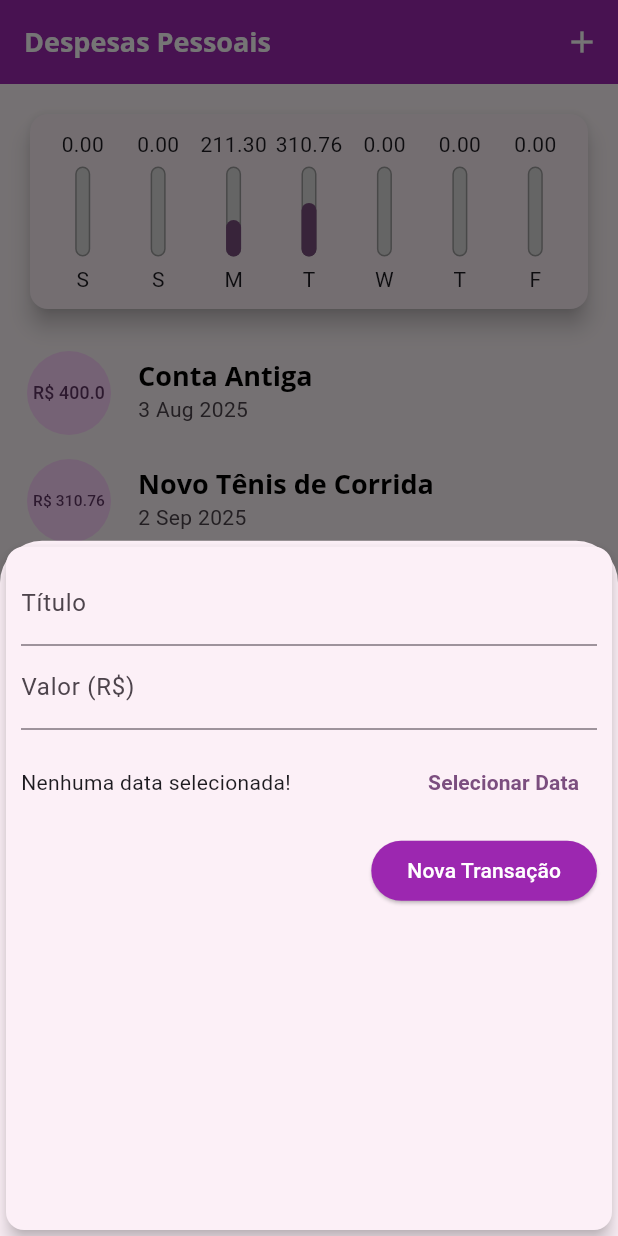
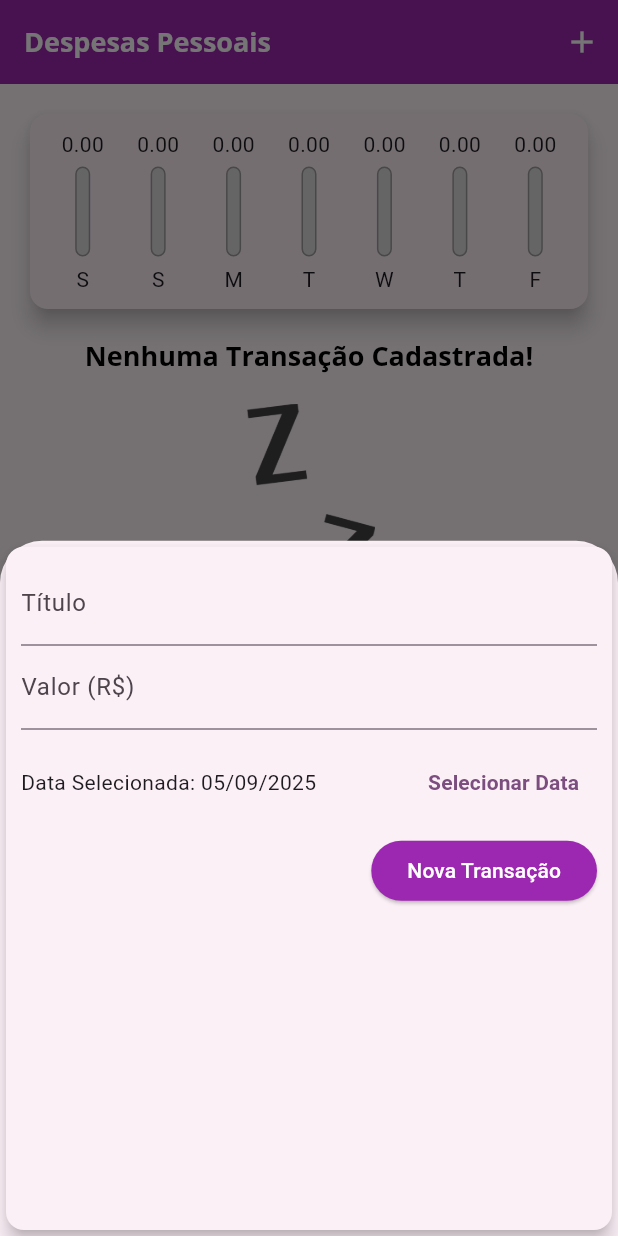
Before and after one commit to jSantini/curso_flutter, a Flutter app: the screen it shows after launch, after a tap on the "add" icon, on a phone screen of 412 x 824 dp. Run offline on Flutter 3.47's test engine with Material 3 defaults, Android fonts, the phone set to English and light mode, and no system bars.

Commit message:
add date in transaction form logic

```diff
--- a/modulo_3/expenses/lib/components/chart.dart
+++ b/modulo_3/expenses/lib/components/chart.dart
@@ -49,7 +49,9 @@ class Chart extends StatelessWidget {
               child: ChartBar(
                 tr["day"].toString(),
                 double.tryParse(tr['value'].toString()) ?? 0.0,
-                (tr['value'] as double) / _weekTotalValue,
+                _weekTotalValue == 0
+                    ? 0
+                    : (tr['value'] as double) / _weekTotalValue,
               ),
             );
           }).toList(),
--- a/modulo_3/expenses/lib/components/transaction_form.dart
+++ b/modulo_3/expenses/lib/components/transaction_form.dart
@@ -2,7 +2,7 @@ import 'package:flutter/material.dart';
 import 'package:intl/intl.dart';
 
 class TransactionForm extends StatefulWidget {
-  final void Function(String, double) onSubmit;
+  final void Function(String, double, DateTime) onSubmit;
 
   const TransactionForm(this.onSubmit, {super.key});
 
@@ -14,7 +14,7 @@ class _TransactionFormState extends State<TransactionForm> {
   final _titleController = TextEditingController();
   final _valueController = TextEditingController();
 
-  DateTime? _selectedDate;
+  DateTime _selectedDate = DateTime.now();
 
   _submitForm() {
     final title = _titleController.text;
@@ -24,7 +24,7 @@ class _TransactionFormState extends State<TransactionForm> {
       return;
     }
 
-    widget.onSubmit(title, value);
+    widget.onSubmit(title, value, _selectedDate);
   }
 
   _showDatePicker() {
--- a/modulo_3/expenses/lib/components/transaction_list.dart
+++ b/modulo_3/expenses/lib/components/transaction_list.dart
@@ -5,11 +5,11 @@ import 'package:intl/intl.dart';
 class TransactionList extends StatelessWidget {
   final List<Transaction> transactions;
 
-  const TransactionList(this.transactions);
+  const TransactionList(this.transactions, {super.key});
 
   @override
   Widget build(BuildContext context) {
-    return Container(
+    return SizedBox(
       height: 300,
       child: transactions.isEmpty
           ? Column(
@@ -19,8 +19,8 @@ class TransactionList extends StatelessWidget {
                   style: Theme.of(context).textTheme.titleLarge,
                 ),
                 SizedBox(height: 20),
-                Container(
-                  height: 300,
+                SizedBox(
+                  height: 200,
                   child: Image.asset(
                     './assets/images/waiting.png',
                     fit: BoxFit.cover,
--- a/modulo_3/expenses/lib/main.dart
+++ b/modulo_3/expenses/lib/main.dart
@@ -57,26 +57,7 @@ class MyHomePage extends StatefulWidget {
 }
 
 class _MyHomePageState extends State<MyHomePage> {
-  final List<Transaction> _transactions = [
-    Transaction(
-      id: 't0',
-      title: 'Conta Antiga',
-      value: 400.00,
-      date: DateTime.now().subtract(Duration(days: 33)),
-    ),
-    Transaction(
-      id: 't1',
-      title: 'Novo Tênis de Corrida',
-      value: 310.76,
-      date: DateTime.now().subtract(Duration(days: 3)),
-    ),
-    Transaction(
-      id: 't2',
-      title: 'Conta de Luz',
-      value: 211.30,
-      date: DateTime.now().subtract(Duration(days: 4)),
-    ),
-  ];
+  final List<Transaction> _transactions = [];
 
   List<Transaction> get _recentTransactions {
     return _transactions.where((tr) {
@@ -84,12 +65,12 @@ class _MyHomePageState extends State<MyHomePage> {
     }).toList();
   }
 
-  _addTransaction(String title, double value) {
+  _addTransaction(String title, double value, DateTime date) {
     final newTransaction = Transaction(
       id: Random().nextDouble().toString(),
       title: title,
       value: value,
-      date: DateTime.now(),
+      date: date,
     );
 
     setState(() {
```
